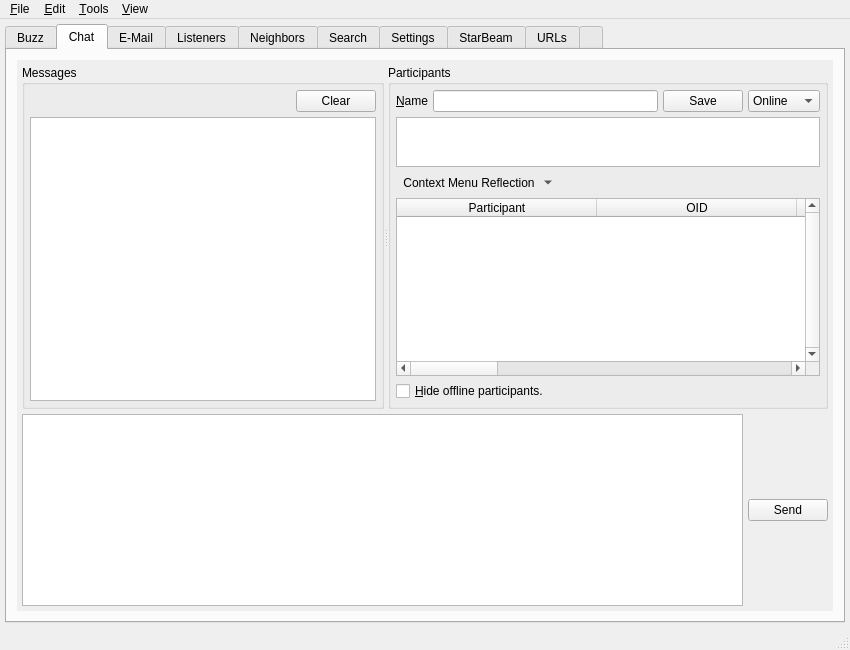
Before: the Qt Designer form branches/trunk/UI/spot-on-controlcenter.ui in textbrowser/spot-on, drawn with Qt 5.
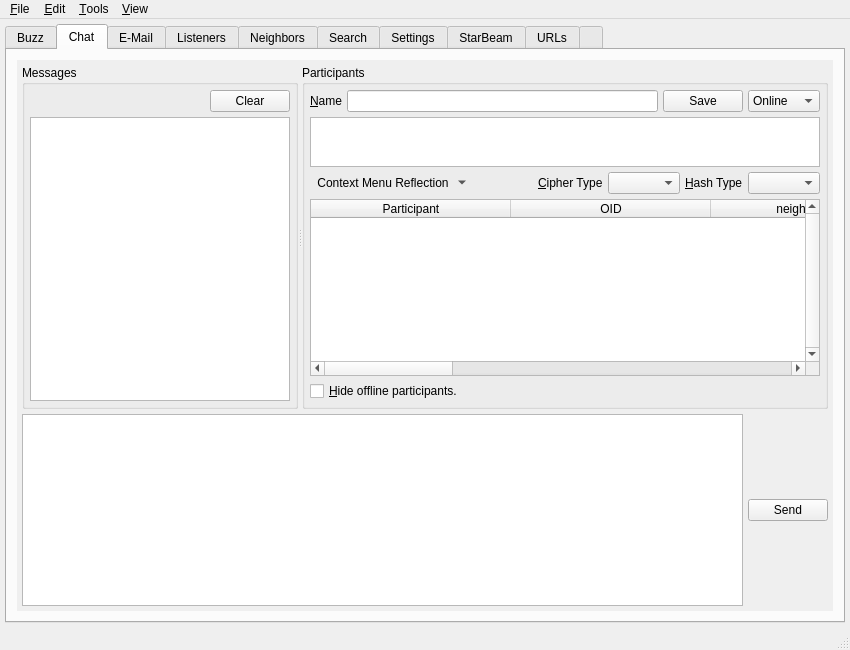
After: the same form once the commit is applied. The open tabs and pages were chosen to show the change. Icons and pictures are not drawn. Custom widgets are drawn as their Qt base class.

The edit to the form file:
```diff
--- a/branches/trunk/UI/spot-on-controlcenter.ui
+++ b/branches/trunk/UI/spot-on-controlcenter.ui
@@ -733,6 +733,40 @@
                          </property>
                         </spacer>
                        </item>
+                       <item>
+                        <widget class="QLabel" name="label_29">
+                         <property name="text">
+                          <string>&amp;Cipher Type</string>
+                         </property>
+                         <property name="buddy">
+                          <cstring>chat_g_cipher</cstring>
+                         </property>
+                        </widget>
+                       </item>
+                       <item>
+                        <widget class="QComboBox" name="chat_g_cipher">
+                         <property name="sizeAdjustPolicy">
+                          <enum>QComboBox::AdjustToContents</enum>
+                         </property>
+                        </widget>
+                       </item>
+                       <item>
+                        <widget class="QLabel" name="label_40">
+                         <property name="text">
+                          <string>&amp;Hash Type</string>
+                         </property>
+                         <property name="buddy">
+                          <cstring>chat_g_hash</cstring>
+                         </property>
+                        </widget>
+                       </item>
+                       <item>
+                        <widget class="QComboBox" name="chat_g_hash">
+                         <property name="sizeAdjustPolicy">
+                          <enum>QComboBox::AdjustToContents</enum>
+                         </property>
+                        </widget>
+                       </item>
                       </layout>
                      </item>
                      <item>
@@ -790,12 +824,12 @@
                        </column>
                        <column>
                         <property name="text">
-                         <string>Gemini AES-256 Encryption Key</string>
+                         <string>Gemini Encryption Key</string>
                         </property>
                        </column>
                        <column>
                         <property name="text">
-                         <string>Gemini SHA-512 Hash Key</string>
+                         <string>Gemini Hash Key</string>
                         </property>
                        </column>
                        <column>
```
Left out of the diff: 6 changed lines with no effect on the pictures.
